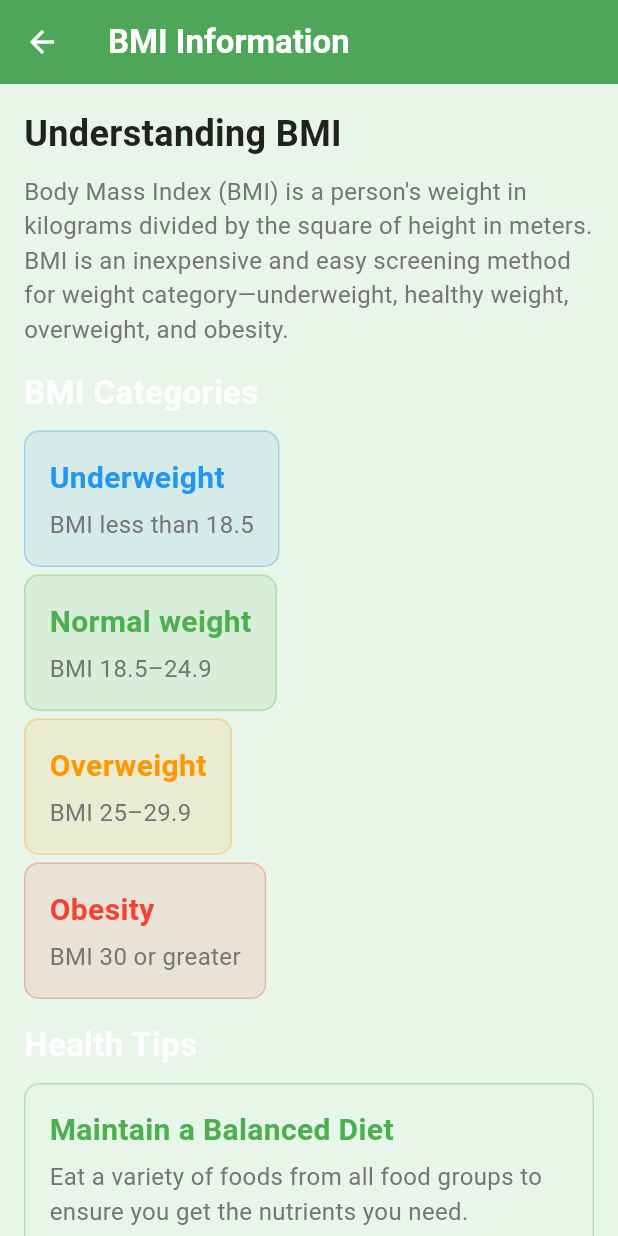
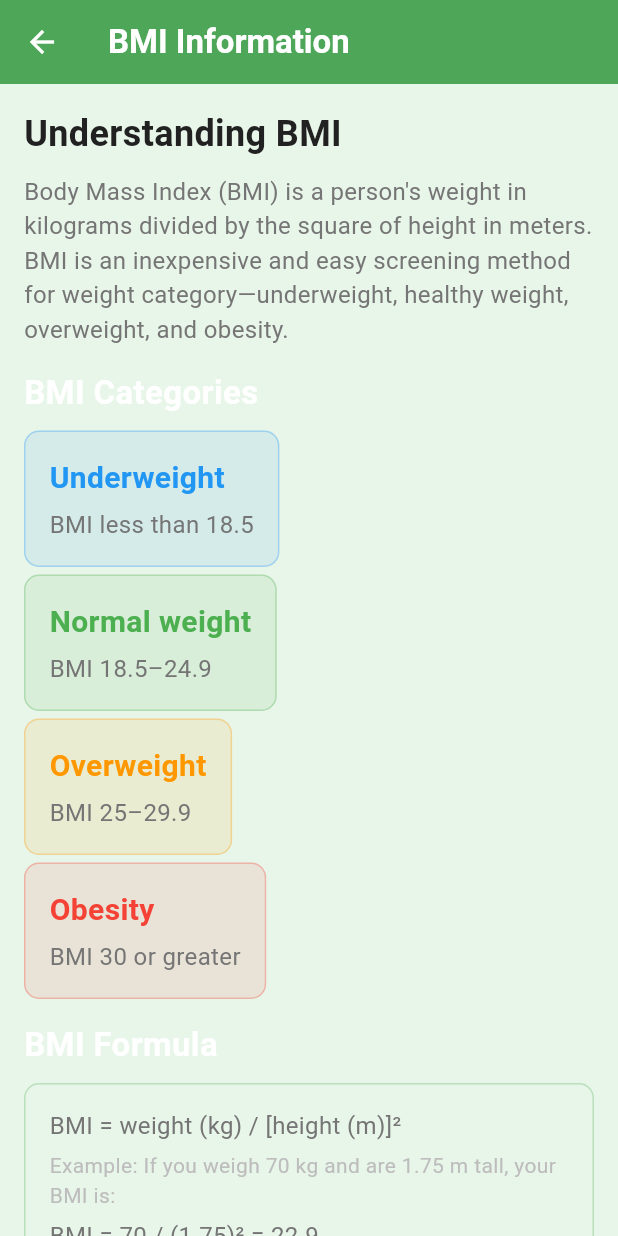
Before and after one commit to uroojkhadim/FA23-BSE-019-5A-UroojKhadim, a Flutter app: the BMIInfoScreen screen opened by its route, on a phone screen of 412 x 824 dp. Run offline on Flutter 3.47's test engine with Material 3 defaults, Android fonts, the phone set to English and light mode, and no system bars; our stand-ins replace csv, file_picker, fl_chart, flutter_local_notifications, google_sign_in, googleapis_auth and 5 more; missing offline and left inert: excel, googleapis; accounts and stored records are empty.

Commit message:
video 17
Second Screen Features Enhanced:
1. Enhanced BMI Information Screen
Added a detailed section on the BMI formula with a practical example
Included information about limitations of BMI calculations
Added an additional health tip about consulting healthcare professionals
Improved the visual design with consistent styling
2. BMI History Screen
Created a new BMIHistoryScreen to track BMI calculations over time
Implemented BMIHistoryItem class to store calculation records
Added functionality to save each BMI calculation to history
Features:
Date-stamped entries
Color-coded BMI categories
Measurement details (height, weight, BMI)
Sorting by date (newest first)
Clear history functionality
Empty state handling
3. Navigation Integration
Added a "View BMI History" button in the main calculator screen
Implemented navigation to the history screen using Navigator.push with MaterialPageRoute
Added a delete icon in the history screen app bar to clear all history
Maintained consistent styling with the rest of the app
4. User Experience Improvements
Users can now track their BMI calculations over time
Clear visual distinction between different BMI categories in history
Easy navigation between all screens (calculator, information, history)
Responsive design that works well on different screen sizes
Informative empty state when no history exists

```diff
--- a/bmi_calculator/lib/main.dart
+++ b/bmi_calculator/lib/main.dart
@@ -13,6 +13,7 @@ import 'widgets/bmi_calculator_callbacks.dart';
 import 'widgets/constants/spacing_constants.dart';
 import 'widgets/custom_fab.dart';
 import 'widgets/bmi_info_screen.dart';
+import 'widgets/bmi_history_screen.dart';
 
 // =============================================================================
 // MAIN APPLICATION
@@ -72,19 +73,37 @@ class _BMICalculatorScreenState extends State<BMICalculatorScreen> {
   double _bmi = 0.0;
   BMICategory _category = BMICategory.normal;
 
+  // BMI history
+  final List<BMIHistoryItem> _bmiHistory = [];
+
   /// Calculates BMI and updates the result
   void _calculateBMI() {
+    // Get current values
+    final double height = _inputMethod == InputMethod.slider ? _height :
+        (_heightController.text.isEmpty ? 0 : double.parse(_heightController.text));
+    final double weight = _inputMethod == InputMethod.slider ? _weight :
+        (_weightController.text.isEmpty ? 0 : double.parse(_weightController.text));
+
     // Create function object for BMI calculation
     final bmiCalculator = BMICalculatorCallbacks.createBMICalculator(
-      _inputMethod == InputMethod.slider ? _height :
-          (_heightController.text.isEmpty ? 0 : double.parse(_heightController.text)),
-      _inputMethod == InputMethod.slider ? _weight :
-          (_weightController.text.isEmpty ? 0 : double.parse(_weightController.text)),
+      height,
+      weight,
       (bmi, category) {
         // Success callback
         setState(() {
           _bmi = bmi;
           _category = category;
+
+          // Add to history
+          _bmiHistory.add(
+            BMIHistoryItem(
+              date: DateTime.now(),
+              height: height,
+              weight: weight,
+              bmi: bmi,
+              category: category,
+            ),
+          );
         });
       },
       (errorMessage) {
@@ -258,6 +277,23 @@ class _BMICalculatorScreenState extends State<BMICalculatorScreen> {
                 ),
               ),
 
+              const SizedBox(height: SpacingConstants.small),
+
+              // Button to navigate to BMI history screen
+              Center(
+                child: TextButton(
+                  onPressed: () {
+                    Navigator.push(
+                      context,
+                      MaterialPageRoute(
+                        builder: (context) => BMIHistoryScreen(history: _bmiHistory),
+                      ),
+                    );
+                  },
+                  child: const Text('View BMI History'),
+                ),
+              ),
+
               const SizedBox(height: SpacingConstants.extraLarge),
             ],
           ),
--- a/bmi_calculator/lib/widgets/bmi_info_screen.dart
+++ b/bmi_calculator/lib/widgets/bmi_info_screen.dart
@@ -75,6 +75,41 @@ class BMIInfoScreen extends StatelessWidget {
               const SizedBox(height: SpacingConstants.large),
 
               const Text(
+                'BMI Formula',
+                style: TextStyleConstants.mediumTitle,
+              ),
+              const SizedBox(height: SpacingConstants.medium),
+
+              Container(
+                padding: SpacingConstants.defaultPadding,
+                decoration: BoxDecoration(
+                  color: ColorConstants.lightBackground,
+                  borderRadius: BorderRadius.circular(10),
+                  border: Border.all(color: ColorConstants.primaryGreen.withOpacity(0.3)),
+                ),
+                child: Column(
+                  crossAxisAlignment: CrossAxisAlignment.start,
+                  children: [
+                    const Text(
+                      'BMI = weight (kg) / [height (m)]²',
+                      style: TextStyleConstants.mediumBody,
+                    ),
+                    const SizedBox(height: SpacingConstants.small),
+                    const Text(
+                      'Example: If you weigh 70 kg and are 1.75 m tall, your BMI is:',
+                      style: TextStyleConstants.smallBody,
+                    ),
+                    const SizedBox(height: SpacingConstants.small),
+                    const Text(
+                      'BMI = 70 / (1.75)² = 22.9',
+                      style: TextStyleConstants.mediumBody,
+                    ),
+                  ],
+                ),
+              ),
+              const SizedBox(height: SpacingConstants.large),
+
+              const Text(
                 'Health Tips',
                 style: TextStyleConstants.mediumTitle,
               ),
@@ -95,6 +130,47 @@ class BMIInfoScreen extends StatelessWidget {
               _buildHealthTip(
                 'Monitor Your Progress',
                 'Regularly check your BMI to stay aware of changes in your weight status.',
+              ),
+              const SizedBox(height: SpacingConstants.small),
+
+              _buildHealthTip(
+                'Consult a Healthcare Professional',
+                'If you have concerns about your BMI or weight, consult with a doctor or nutritionist.',
+              ),
+              const SizedBox(height: SpacingConstants.large),
+
+              const Text(
+                'Limitations of BMI',
+                style: TextStyleConstants.mediumTitle,
+              ),
+              const SizedBox(height: SpacingConstants.medium),
+
+              Container(
+                padding: SpacingConstants.defaultPadding,
+                decoration: BoxDecoration(
+                  color: ColorConstants.lightBackground,
+                  borderRadius: BorderRadius.circular(10),
+                  border: Border.all(color: Colors.orange.withOpacity(0.3)),
+                ),
+                child: const Column(
+                  crossAxisAlignment: CrossAxisAlignment.start,
+                  children: [
+                    Text(
+                      '• BMI may not accurately reflect body fatness for all individuals',
+                      style: TextStyleConstants.smallBody,
+                    ),
+                    SizedBox(height: SpacingConstants.small),
+                    Text(
+                      '• Athletes may have high BMI due to muscle mass rather than fat',
+                      style: TextStyleConstants.smallBody,
+                    ),
+                    SizedBox(height: SpacingConstants.small),
+                    Text(
+                      '• BMI may not be accurate for elderly people or pregnant women',
+                      style: TextStyleConstants.smallBody,
+                    ),
+                  ],
+                ),
               ),
               const SizedBox(height: SpacingConstants.large),
 
```
Also changed, not shown: bmi_calculator/lib/widgets/bmi_history_screen.dart (added, +218 -0 lines).
